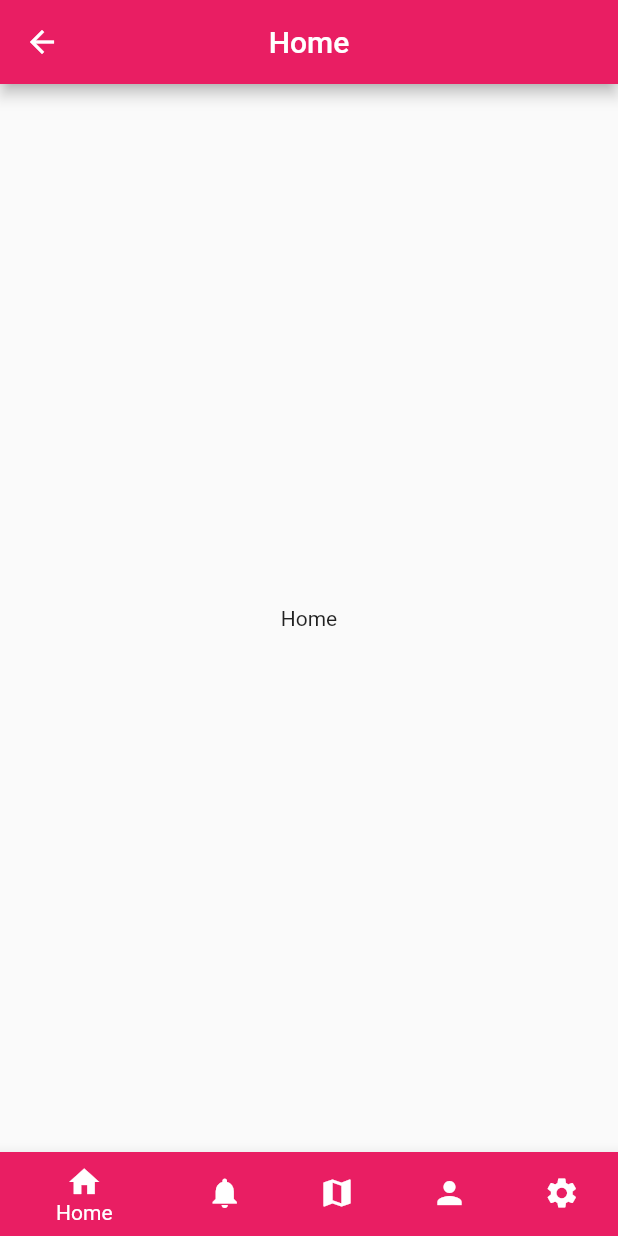
After one commit to Phongsathron/flutter_assignment, a Flutter app: the HomeScreen screen opened by its route, on a phone screen of 412 x 824 dp. The commit adds this screen. Run offline on Flutter 3.47's test engine with Material 2 defaults, Android fonts, the phone set to English and light mode, and no system bars.

Commit message:
Add homepage

```diff
--- a/lib/main.dart
+++ b/lib/main.dart
@@ -1,6 +1,7 @@
 import 'package:flutter/material.dart';
 import 'pages/login.dart';
 import 'pages/register.dart';
+import 'pages/home.dart';
 
 void main() => runApp(MyApp());
 
@@ -16,7 +17,7 @@ class MyApp extends StatelessWidget {
       initialRoute: '/',
       routes: {
         '/': (context) => LoginScreen(),
-        '/second': (context) => FirstScreen(),
+        '/home': (context) => HomeScreen(),
         '/register': (context) => RegisterScreen()
       },
     );
--- /dev/null
+++ b/lib/pages/home.dart
@@ -0,0 +1,104 @@
+import 'package:flutter/material.dart';
+
+class HomeScreen extends StatefulWidget{
+  @override
+  State<StatefulWidget> createState() {
+    return HomeScreenState();
+  }
+}
+
+class HomeScreenState extends State<HomeScreen>{
+  int _currentIndex = 0;
+  static List<Color> _colors = [
+    Colors.pink,
+    Colors.brown,
+    Colors.green[700],
+    Colors.lightBlue[800],
+    Colors.blueGrey[800]
+  ];
+
+  final List<Widget> _pages = [
+    Center(
+      child: Text("Home")
+    ),
+    Center(
+      child: Text("Nofity")
+    ),
+    Center(
+      child: Text("Map")
+    ),
+    Center(
+      child: Text("Profile")
+    ),
+    Center(
+      child: Text("Setup")
+    )
+  ];
+
+  Color appBarColor = _colors[0];
+
+  @override
+  Widget build(BuildContext context) {
+    return Scaffold(
+      appBar: AppBar(
+        centerTitle: true,
+        brightness: Brightness.dark,
+        iconTheme: IconThemeData(
+          color: Colors.white, //change your color here
+        ),
+        title: Text("Home", style: TextStyle(
+          color: Colors.white
+        ),
+      ),
+        backgroundColor: appBarColor,
+      ),
+      body: _pages[_currentIndex],
+      bottomNavigationBar: Theme(
+        data: Theme.of(context).copyWith(
+          canvasColor: Theme.of(context).primaryColor,
+          primaryColor: Colors.pink,
+          disabledColor: Colors.pink,
+          bottomAppBarColor: Colors.pink
+        ),
+        child: BottomNavigationBar(
+          type: BottomNavigationBarType.shifting,
+          currentIndex: _currentIndex,
+          items: [
+            BottomNavigationBarItem(
+              title: Text("Home"),
+              icon: Icon(Icons.home),
+              backgroundColor: _colors[0]
+            ),
+            BottomNavigationBarItem(
+              title: Text("Notify"),
+              icon: Icon(Icons.notifications),
+              backgroundColor: _colors[1]
+            ),
+            BottomNavigationBarItem(
+              title: Text("Map"),
+              icon: Icon(Icons.map),
+              backgroundColor: _colors[2]
+            ),
+            BottomNavigationBarItem(
+              title: Text("Profile"),
+              icon: Icon(Icons.person),
+              backgroundColor: _colors[3]
+            ),
+            BottomNavigationBarItem(
+              title: Text("Setup"),
+              icon: Icon(Icons.settings),
+              backgroundColor: _colors[4]
+            ),
+          ],
+          onTap: (int index){
+            setState(() {
+              _currentIndex = index;
+              appBarColor = _colors[index];
+            });
+          },
+        ),
+      )
+    );
+  }
+
+}
```
